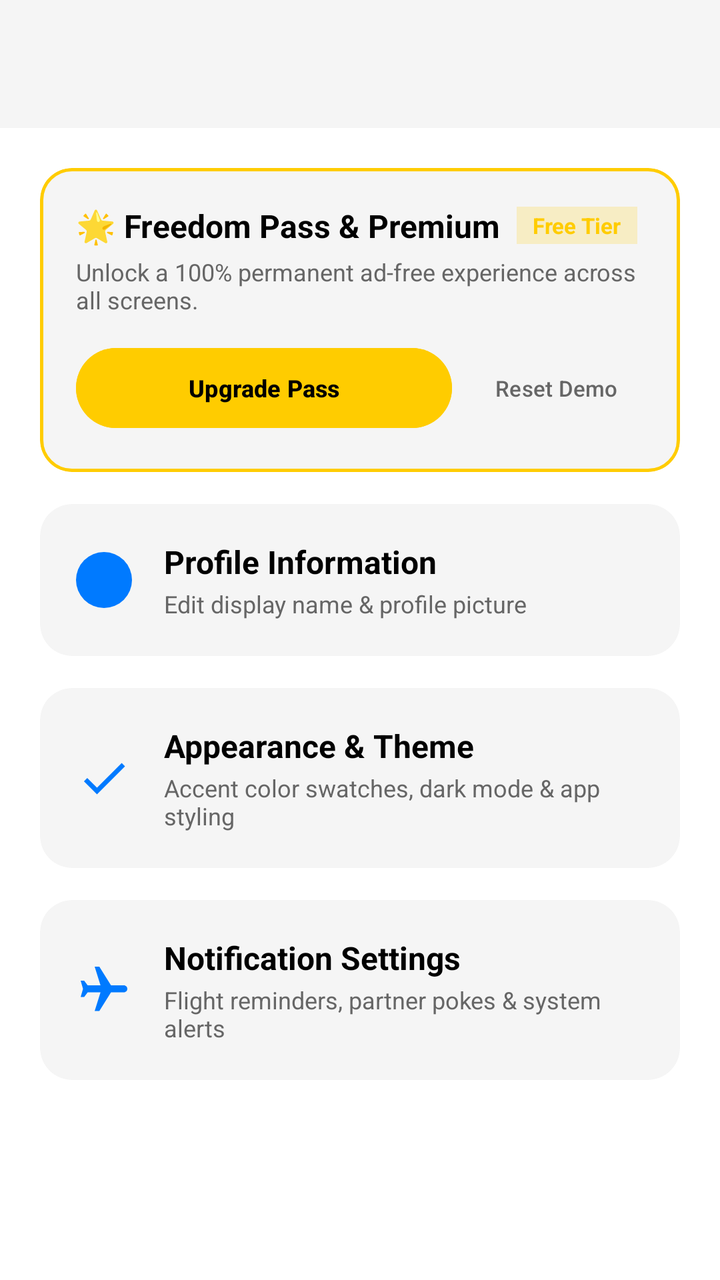
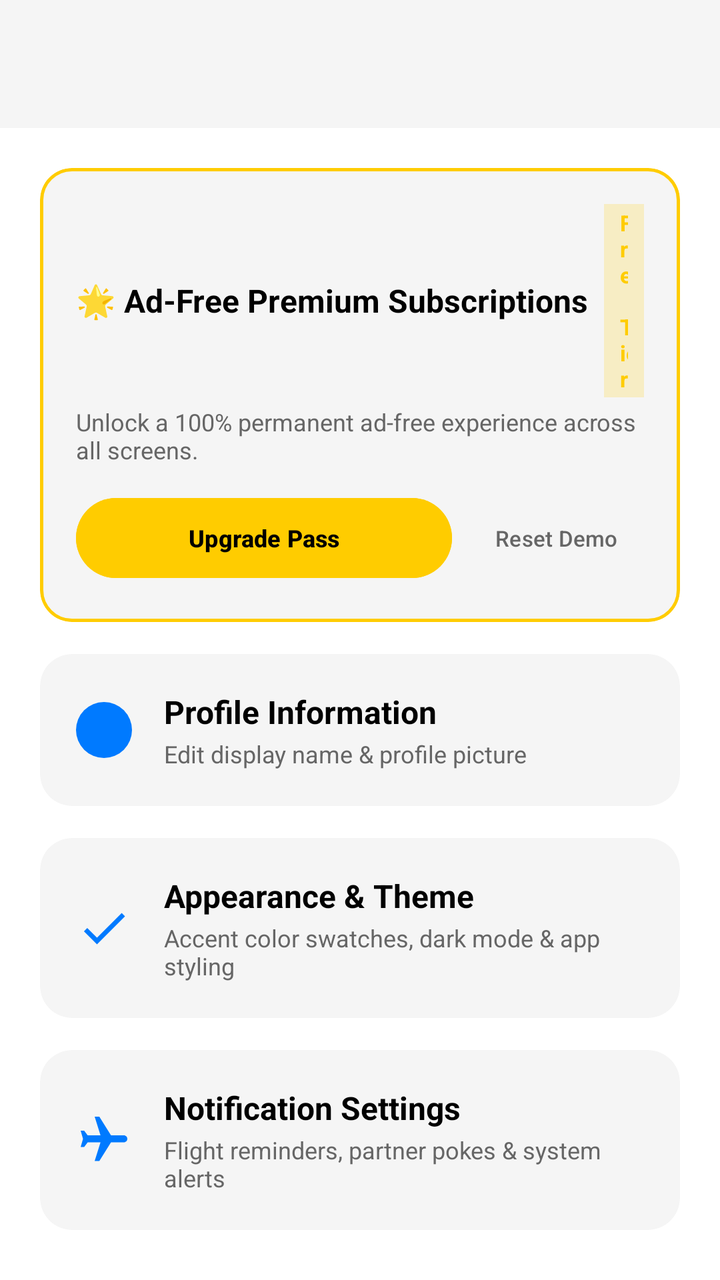

Screens rendered from an Android XML layout before and after an edit, with the pre-edit source and the edit as a unified diff.
<!-- AndroidManifest.xml: application theme Theme.ProjectCecily -->
<!-- res/layout/activity_settings.xml -->
<?xml version="1.0" encoding="utf-8"?>
<androidx.constraintlayout.widget.ConstraintLayout xmlns:android="http://schemas.android.com/apk/res/android"
    xmlns:app="http://schemas.android.com/apk/res-auto"
    android:layout_width="match_parent"
    android:layout_height="match_parent"
    android:background="@color/app_background">

    
    <com.google.android.material.appbar.AppBarLayout
        android:id="@+id/appBarLayout"
        android:layout_width="match_parent"
        android:layout_height="wrap_content"
        android:fitsSystemWindows="true"
        app:elevation="4dp"
        app:layout_constraintEnd_toEndOf="parent"
        app:layout_constraintStart_toStartOf="parent"
        app:layout_constraintTop_toTopOf="parent">

        <com.google.android.material.appbar.MaterialToolbar
            android:id="@+id/toolbar"
            android:layout_width="match_parent"
            android:layout_height="?attr/actionBarSize"
            android:background="@color/card_background" />
    </com.google.android.material.appbar.AppBarLayout>

    <ScrollView
        android:id="@+id/settings_scroll"
        android:layout_width="0dp"
        android:layout_height="0dp"
        app:layout_constraintBottom_toBottomOf="parent"
        app:layout_constraintEnd_toEndOf="parent"
        app:layout_constraintStart_toStartOf="parent"
        app:layout_constraintTop_toBottomOf="@id/appBarLayout">

        <LinearLayout
            android:layout_width="match_parent"
            android:layout_height="wrap_content"
            android:orientation="vertical"
            android:padding="20dp">

            
            <com.google.android.material.card.MaterialCardView
                android:id="@+id/cardFreedomPassSettings"
                android:layout_width="match_parent"
                android:layout_height="wrap_content"
                android:layout_marginBottom="16dp"
                android:clickable="true"
                android:focusable="true"
                app:cardBackgroundColor="@color/card_background"
                app:cardCornerRadius="16dp"
                app:strokeColor="#FFCC00"
                app:strokeWidth="1.5dp">

                <LinearLayout
                    android:layout_width="match_parent"
                    android:layout_height="wrap_content"
                    android:orientation="vertical"
                    android:padding="18dp">

                    <LinearLayout
                        android:layout_width="match_parent"
                        android:layout_height="wrap_content"
                        android:gravity="center_vertical"
                        android:orientation="horizontal">

                        <TextView
                            android:layout_width="wrap_content"
                            android:layout_height="wrap_content"
                            android:text="🌟 Freedom Pass &amp; Premium"
                            android:textColor="@color/text_primary"
                            android:textSize="16sp"
                            android:textStyle="bold" />

                        <TextView
                            android:id="@+id/tvFreedomStatusBadge"
                            android:layout_width="wrap_content"
                            android:layout_height="wrap_content"
                            android:layout_marginStart="8dp"
                            android:background="#33FFCC00"
                            android:paddingHorizontal="8dp"
                            android:paddingVertical="2dp"
                            android:text="Free Tier"
                            android:textColor="#FFCC00"
                            android:textSize="11sp"
                            android:textStyle="bold" />
                    </LinearLayout>

                    <TextView
                        android:id="@+id/tvFreedomSubtext"
                        android:layout_width="wrap_content"
                        android:layout_height="wrap_content"
                        android:layout_marginTop="4dp"
                        android:text="Unlock a 100% permanent ad-free experience across all screens."
                        android:textColor="@color/text_secondary"
                        android:textSize="12sp" />

                    <LinearLayout
                        android:layout_width="match_parent"
                        android:layout_height="wrap_content"
                        android:layout_marginTop="12dp"
                        android:gravity="center_vertical"
                        android:orientation="horizontal">

                        <Button
                            android:id="@+id/btnUpgradeFreedomPass"
                            style="@style/Widget.Material3.Button"
                            android:layout_width="0dp"
                            android:layout_height="wrap_content"
                            android:layout_weight="1"
                            android:backgroundTint="#FFCC00"
                            android:text="Upgrade Pass"
                            android:textColor="#000000"
                            android:textSize="12sp"
                            android:textStyle="bold" />

                        <Button
                            android:id="@+id/btnResetFreedomPass"
                            style="@style/Widget.Material3.Button.TextButton"
                            android:layout_width="wrap_content"
                            android:layout_height="wrap_content"
                            android:layout_marginStart="8dp"
                            android:text="Reset Demo"
                            android:textColor="@color/text_secondary"
                            android:textSize="11sp" />
                    </LinearLayout>

                </LinearLayout>
            </com.google.android.material.card.MaterialCardView>

            
            <com.google.android.material.card.MaterialCardView
                android:id="@+id/cardProfileSettings"
                android:layout_width="match_parent"
                android:layout_height="wrap_content"
                android:layout_marginBottom="16dp"
                android:clickable="true"
                android:focusable="true"
                app:cardBackgroundColor="@color/card_background"
                app:cardCornerRadius="16dp"
                app:strokeWidth="0dp">

                <LinearLayout
                    android:layout_width="match_parent"
                    android:layout_height="wrap_content"
                    android:gravity="center_vertical"
                    android:orientation="horizontal"
                    android:padding="18dp">

                    <ImageView
                        android:layout_width="28dp"
                        android:layout_height="28dp"
                        android:src="@drawable/ic_blank_user"
                        app:tint="@color/nav_selected" />

                    <LinearLayout
                        android:layout_width="0dp"
                        android:layout_height="wrap_content"
                        android:layout_marginStart="16dp"
                        android:layout_weight="1"
                        android:orientation="vertical">

                        <TextView
                            android:layout_width="wrap_content"
                            android:layout_height="wrap_content"
                            android:text="Profile Information"
                            android:textColor="@color/text_primary"
                            android:textSize="16sp"
                            android:textStyle="bold" />

                        <TextView
                            android:layout_width="wrap_content"
                            android:layout_height="wrap_content"
                            android:layout_marginTop="2dp"
                            android:text="Edit display name &amp; profile picture"
                            android:textColor="@color/text_secondary"
                            android:textSize="12sp" />
                    </LinearLayout>

                </LinearLayout>
            </com.google.android.material.card.MaterialCardView>

            
            <com.google.android.material.card.MaterialCardView
                android:id="@+id/cardAppearanceSettings"
                android:layout_width="match_parent"
                android:layout_height="wrap_content"
                android:layout_marginBottom="16dp"
                android:clickable="true"
                android:focusable="true"
                app:cardBackgroundColor="@color/card_background"
                app:cardCornerRadius="16dp"
                app:strokeWidth="0dp">

                <LinearLayout
                    android:layout_width="match_parent"
                    android:layout_height="wrap_content"
                    android:gravity="center_vertical"
                    android:orientation="horizontal"
                    android:padding="18dp">

                    <ImageView
                        android:layout_width="28dp"
                        android:layout_height="28dp"
                        android:src="@drawable/ic_check"
                        app:tint="@color/nav_selected" />

                    <LinearLayout
                        android:layout_width="0dp"
                        android:layout_height="wrap_content"
                        android:layout_marginStart="16dp"
                        android:layout_weight="1"
                        android:orientation="vertical">

                        <TextView
                            android:layout_width="wrap_content"
                            android:layout_height="wrap_content"
                            android:text="Appearance &amp; Theme"
                            android:textColor="@color/text_primary"
                            android:textSize="16sp"
                            android:textStyle="bold" />

                        <TextView
                            android:layout_width="wrap_content"
                            android:layout_height="wrap_content"
                            android:layout_marginTop="2dp"
                            android:text="Accent color swatches, dark mode &amp; app styling"
                            android:textColor="@color/text_secondary"
                            android:textSize="12sp" />
                    </LinearLayout>

                </LinearLayout>
            </com.google.android.material.card.MaterialCardView>

            
            <com.google.android.material.card.MaterialCardView
                android:id="@+id/cardNotificationSettings"
                android:layout_width="match_parent"
                android:layout_height="wrap_content"
                android:clickable="true"
                android:focusable="true"
                app:cardBackgroundColor="@color/card_background"
                app:cardCornerRadius="16dp"
                app:strokeWidth="0dp">

                <LinearLayout
                    android:layout_width="match_parent"
                    android:layout_height="wrap_content"
                    android:gravity="center_vertical"
                    android:orientation="horizontal"
                    android:padding="18dp">

                    <ImageView
                        android:layout_width="28dp"
                        android:layout_height="28dp"
                        android:src="@drawable/ic_plane"
                        app:tint="@color/nav_selected" />

                    <LinearLayout
                        android:layout_width="0dp"
                        android:layout_height="wrap_content"
                        android:layout_marginStart="16dp"
                        android:layout_weight="1"
                        android:orientation="vertical">

                        <TextView
                            android:layout_width="wrap_content"
                            android:layout_height="wrap_content"
                            android:text="Notification Settings"
                            android:textColor="@color/text_primary"
                            android:textSize="16sp"
                            android:textStyle="bold" />

                        <TextView
                            android:layout_width="wrap_content"
                            android:layout_height="wrap_content"
                            android:layout_marginTop="2dp"
                            android:text="Flight reminders, partner pokes &amp; system alerts"
                            android:textColor="@color/text_secondary"
                            android:textSize="12sp" />
                    </LinearLayout>

                </LinearLayout>
            </com.google.android.material.card.MaterialCardView>

        </LinearLayout>
    </ScrollView>

</androidx.constraintlayout.widget.ConstraintLayout>
<!-- resources referenced by this layout -->
<resources>
  <color name="app_background">#FFFFFF</color>
  <color name="card_background">#F5F5F5</color>
  <color name="nav_selected">#007AFF</color>
  <color name="text_primary">#000000</color>
  <color name="text_secondary">#666666</color>
  <!-- drawable ic_blank_user (drawable) -->
  <?xml version="1.0" encoding="utf-8"?>
  <vector xmlns:android="http://schemas.android.com/apk/res/android"
      android:width="120dp"
      android:height="120dp"
      android:viewportWidth="100"
      android:viewportHeight="100">
      
      <path
          android:fillColor="#555555"
          android:pathData="M0,50 A50,50 0 1,0 100,50 A50,50 0 1,0 0,50 Z" />
      
      <path
          android:fillColor="#CCCCCC"
          android:pathData="M50,22 A16,16 0 1,0 50,54 A16,16 0 1,0 50,22 Z" />
      
      <path
          android:fillColor="#CCCCCC"
          android:pathData="M22,86 C22,68 34,60 50,60 C66,60 78,68 78,86 Z" />
  </vector>
  <!-- drawable ic_check (drawable) -->
  <?xml version="1.0" encoding="utf-8"?>
  <vector xmlns:android="http://schemas.android.com/apk/res/android"
      android:width="28dp"
      android:height="28dp"
      android:viewportWidth="24"
      android:viewportHeight="24">
      <path
          android:fillColor="#FFFFFF"
          android:pathData="M9,16.17L4.83,12l-1.42,1.41L9,19 21,7l-1.41-1.41z" />
  </vector>
  <!-- drawable ic_plane (drawable) -->
  <?xml version="1.0" encoding="utf-8"?>
  <vector xmlns:android="http://schemas.android.com/apk/res/android"
      android:width="24dp"
      android:height="24dp"
      android:viewportWidth="24"
      android:viewportHeight="24">
      <group
          android:pivotX="12"
          android:pivotY="12"
          android:rotation="90">
          <path
              android:fillColor="#FFFFFF"
              android:pathData="M21,16v-2l-8,-5V3.5c0,-0.83 -0.67,-1.5 -1.5,-1.5S10,2.67 10,3.5V9l-8,5v2l8,-2.5V19l-2,1.5V22l3.5,-1 3.5,1v-1.5L13,19v-5.5l8,2.5z" />
      </group>
  </vector>
  <style name="Theme.ProjectCecily" parent="Base.Theme.ProjectCecily" />
  <style name="Base.Theme.ProjectCecily" parent="Theme.Material3.DayNight.NoActionBar">
          
          <item name="colorPrimary">@color/nav_selected</item>
          <item name="windowActionBar">false</item>
          <item name="windowNoTitle">true</item>
  
          
          <item name="colorOnSecondaryContainer">@color/nav_selected</item>
      </style>
</resources>

<!-- the commit's change to res/layout/activity_settings.xml (unified diff, before → after) -->
@@ -66,7 +66,7 @@
                         <TextView
                             android:layout_width="wrap_content"
                             android:layout_height="wrap_content"
-                            android:text="🌟 Freedom Pass &amp; Premium"
+                            android:text="🌟 Ad-Free Premium Subscriptions"
                             android:textColor="@color/text_primary"
                             android:textSize="16sp"
                             android:textStyle="bold" />
